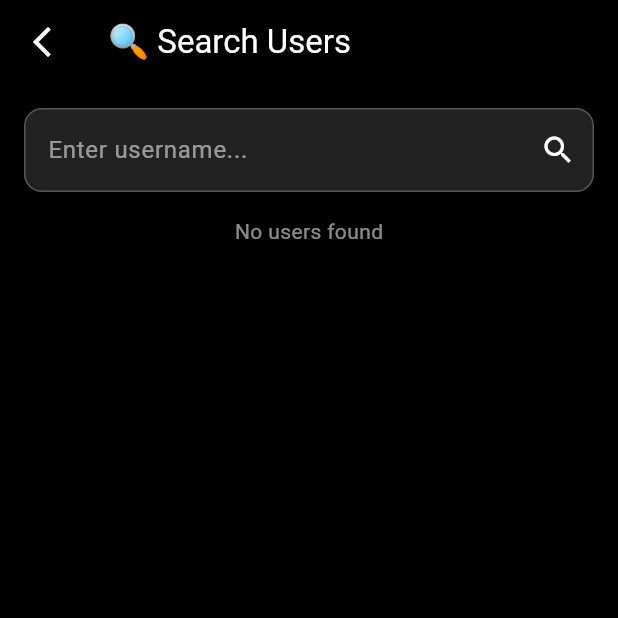
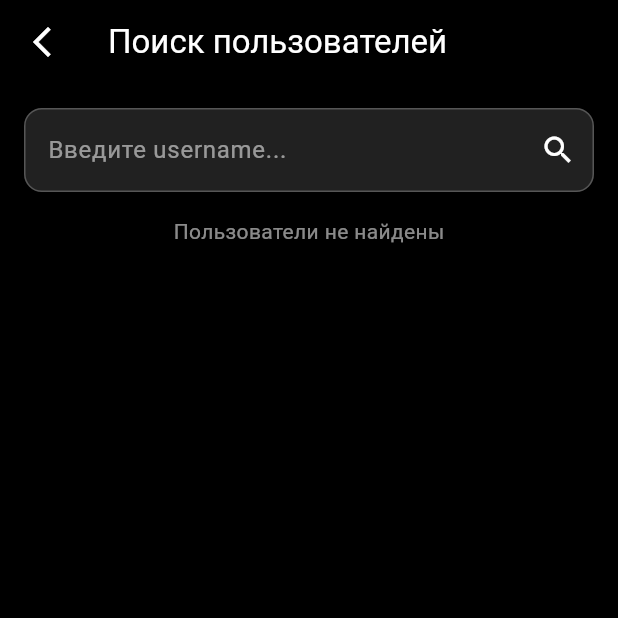
Before and after one commit to NurislamAiu/anom, a Flutter app: the SearchScreen screen opened by its route, on a phone screen of 412 x 824 dp, the top half of it. Run offline on Flutter 3.47's test engine with Material 3 defaults, Android fonts, the phone set to English and light mode, and no system bars; our stand-ins replace another_flushbar, cloud_firestore, firebase_auth, firebase_core, flutter_secure_storage, go_router and 3 more; accounts and stored records are empty.

```diff
--- a/lib/features/chat/presentation/chat_screen.dart
+++ b/lib/features/chat/presentation/chat_screen.dart
@@ -9,6 +9,7 @@ import 'package:go_router/go_router.dart';
 import '../../../../providers/auth_provider.dart';
 import '../../../../providers/chat_provider.dart';
 import '../../../providers/block_provider.dart';
+import '../../../providers/search_provider.dart';
 
 class ChatScreen extends StatefulWidget {
   final String chatId;
@@ -33,6 +34,7 @@ class _ChatScreenState extends State<ChatScreen> with TickerProviderStateMixin {
     context.read<ChatProvider>().startListening(chatId, currentUser);
 
     WidgetsBinding.instance.addPostFrameCallback((_) {
+      context.read<SearchProvider>().clear();
       context.read<ChatProvider>().markMessagesAsRead(chatId, currentUser);
     });
   }
--- a/lib/features/search/presentation/search_screen.dart
+++ b/lib/features/search/presentation/search_screen.dart
@@ -1,6 +1,9 @@
 import 'package:flutter/material.dart';
+import 'package:loading_indicator/loading_indicator.dart';
 import 'package:provider/provider.dart';
 import 'package:go_router/go_router.dart';
+import 'package:iconsax/iconsax.dart';
+
 import '../../../../providers/search_provider.dart';
 import '../../../../providers/auth_provider.dart';
 import '../../chat/data/chat_service.dart';
@@ -18,7 +21,7 @@ class _SearchScreenState extends State<SearchScreen> {
 
   @override
   Widget build(BuildContext context) {
-    final search = context.watch<SearchProvider>();
+    final searchProvider = context.watch<SearchProvider>();
     final currentUser = context.read<AuthProvider>().username ?? 'guest';
 
     return Scaffold(
@@ -31,7 +34,7 @@ class _SearchScreenState extends State<SearchScreen> {
           onPressed: () => context.go('/home'),
         ),
         title: const Text(
-          '🔍 Search Users',
+          'Поиск пользователей',
           style: TextStyle(color: Colors.white),
         ),
       ),
@@ -39,19 +42,19 @@ class _SearchScreenState extends State<SearchScreen> {
         padding: const EdgeInsets.all(16),
         child: Column(
           children: [
+
             TextField(
               controller: controller,
               style: const TextStyle(color: Colors.white),
+              onSubmitted: (value) => _searchUser(context),
               decoration: InputDecoration(
                 filled: true,
                 fillColor: Colors.grey[900],
-                hintText: 'Enter username...',
+                hintText: 'Введите username...',
                 hintStyle: const TextStyle(color: Colors.white54),
                 suffixIcon: IconButton(
                   icon: const Icon(Icons.search, color: Colors.white),
-                  onPressed: () {
-                    context.read<SearchProvider>().search(controller.text);
-                  },
+                  onPressed: () => _searchUser(context),
                 ),
                 enabledBorder: OutlineInputBorder(
                   borderSide: const BorderSide(color: Colors.white24),
@@ -64,32 +67,54 @@ class _SearchScreenState extends State<SearchScreen> {
               ),
             ),
             const SizedBox(height: 16),
-            if (search.results.isEmpty)
+
+
+
+            if (searchProvider.isLoading)
+              const Padding(
+                padding: EdgeInsets.symmetric(vertical: 20),
+                child: SizedBox(
+                  height: 60,
+                  width: 60,
+                  child: LoadingIndicator(
+                    indicatorType: Indicator.ballSpinFadeLoader,
+                    colors: [Colors.white],
+                    strokeWidth: 2,
+                  ),
+                ),
+              ),
+
+
+            if (!searchProvider.isLoading && searchProvider.results.isEmpty)
               const Text(
-                'No users found',
+                'Пользователи не найдены',
                 style: TextStyle(color: Colors.white54),
-              )
-            else
+              ),
+
+
+            if (searchProvider.results.isNotEmpty)
               Expanded(
                 child: ListView.builder(
-                  itemCount: search.results.length,
+                  itemCount: searchProvider.results.length,
                   itemBuilder: (_, i) {
-                    final user = search.results[i];
+                    final user = searchProvider.results[i];
                     if (user.username == currentUser) return const SizedBox.shrink();
 
-                    return Container(
-                      margin: const EdgeInsets.symmetric(vertical: 4),
+                    return AnimatedContainer(
+                      duration: const Duration(milliseconds: 300),
+                      margin: const EdgeInsets.symmetric(vertical: 6),
                       decoration: BoxDecoration(
                         color: Colors.grey[900],
                         borderRadius: BorderRadius.circular(10),
                         border: Border.all(color: Colors.white10),
                       ),
                       child: ListTile(
+                        leading: const Icon(Iconsax.user, color: Colors.white),
                         title: Text(
                           user.username,
                           style: const TextStyle(color: Colors.white),
                         ),
-                        trailing: const Icon(Icons.message, color: Colors.white70),
+                        trailing: const Icon(Iconsax.message, color: Colors.white70),
                         onTap: () async {
                           final otherUser = user.username;
                           final chatId = _chatService.getChatId(currentUser, otherUser);
@@ -111,4 +136,11 @@ class _SearchScreenState extends State<SearchScreen> {
       ),
     );
   }
+
+  void _searchUser(BuildContext context) {
+    final query = controller.text.trim();
+    if (query.isEmpty) return;
+
+    context.read<SearchProvider>().search(query);
+  }
 }
```
Also changed, not shown: lib/providers/search_provider.dart (+12 -2 lines).
